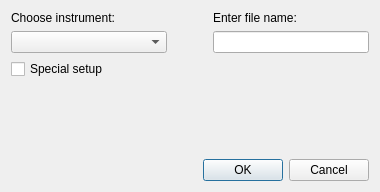
Old version of the form tools/setupfiletool/ui/dialogs/newsetupdialog.ui in the repository mlz-ictrl/nicos.
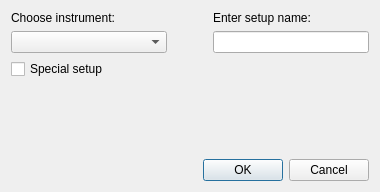
New version of the form.

Commit message: TOOLS/Setup: Use 'setup' instead of 'file' for the setup name input

What changed in the file:
```diff
--- a/tools/setupfiletool/ui/dialogs/newsetupdialog.ui
+++ b/tools/setupfiletool/ui/dialogs/newsetupdialog.ui
@@ -48,7 +48,7 @@
        <item>
         <widget class="QLabel" name="labelFileName">
          <property name="text">
-          <string>Enter file name:</string>
+          <string>Enter setup name:</string>
          </property>
         </widget>
        </item>
```
The commit also changes 1 other file.
